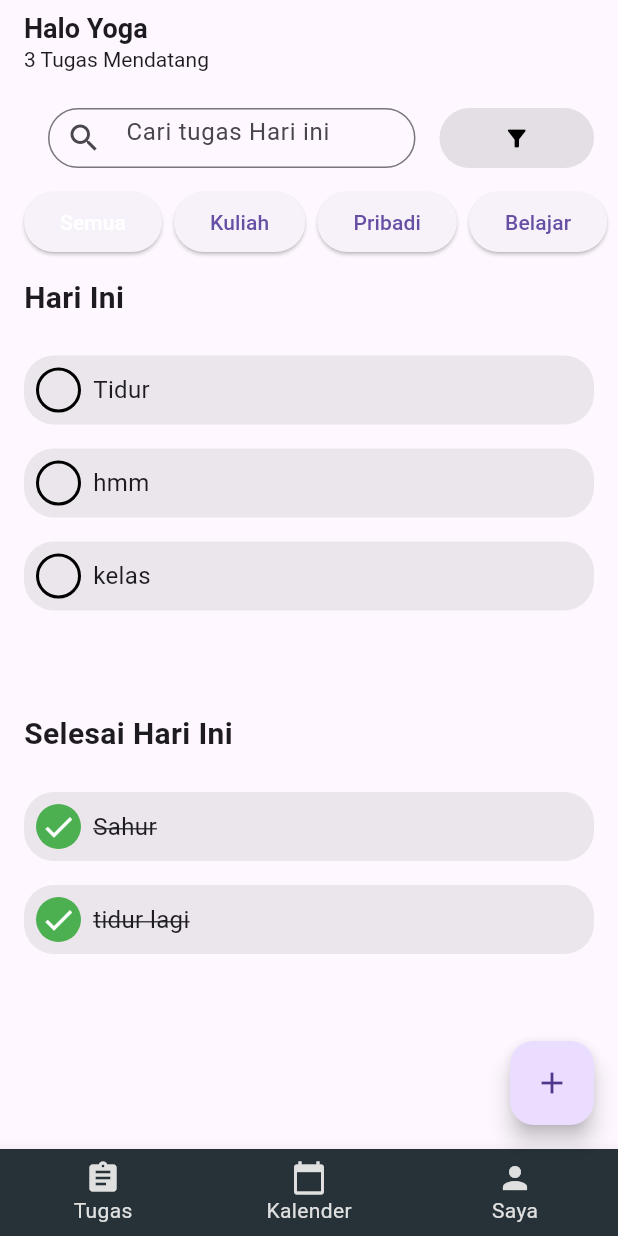
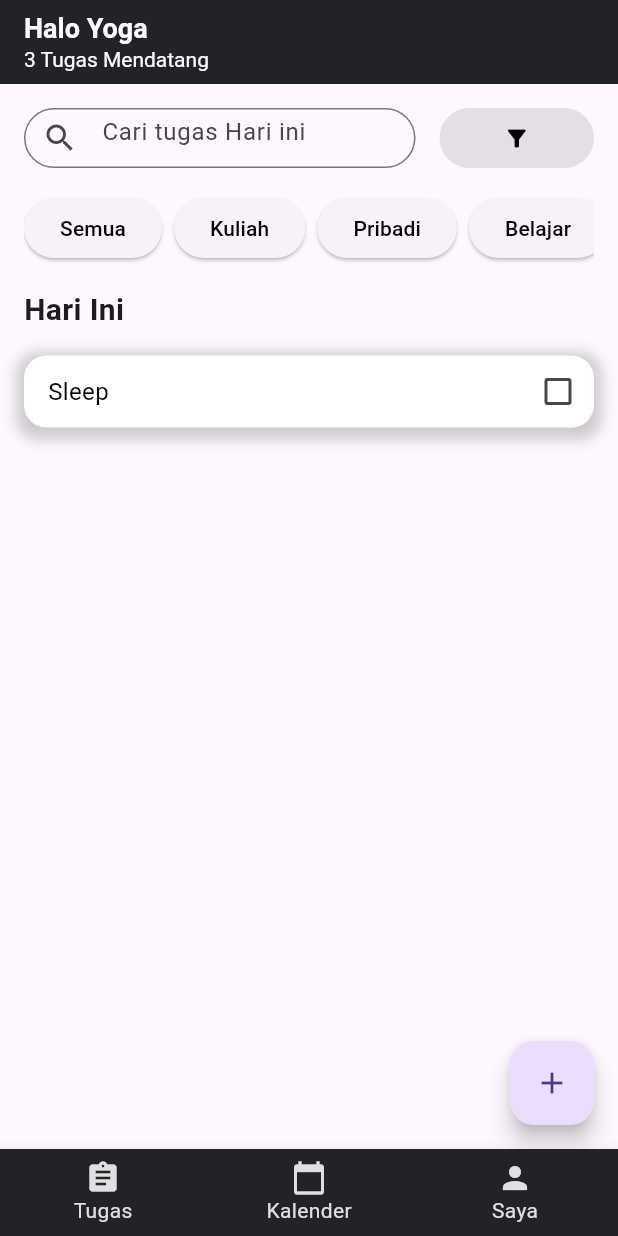
Before and after one commit to Drakkura/mobdev, a Flutter app: the Dashboard screen opened directly, on a phone screen of 412 x 824 dp. Run offline on Flutter 3.47's test engine with Material 3 defaults, Android fonts, the phone set to English and light mode, and no system bars; our stand-ins replace cloud_firestore, firebase_auth, firebase_core, flutter_rating_bar, get, hexcolor and 1 more; missing offline and left inert: mysql_client; accounts and stored records are empty.

Commit message:
update dashboard frontend

```diff
--- a/lib/view/dashboard.dart
+++ b/lib/view/dashboard.dart
@@ -1,5 +1,6 @@
 import 'package:flutter/material.dart';
 import 'package:login_sahabat_mahasiswa/view/widget/bottom.navigationbar.dart';
+import 'package:login_sahabat_mahasiswa/utils/colors.dart';
 
 class Dashboard extends StatefulWidget {
   const Dashboard({Key? key}) : super(key: key);
@@ -15,6 +16,7 @@ class _DashboardState extends State<Dashboard> {
     const String taskText = '3 Tugas Mendatang';
     return Scaffold(
       appBar: AppBar(
+        backgroundColor: GlobalColors.mainColor,
         automaticallyImplyLeading: false,
         title: const Column(
           crossAxisAlignment: CrossAxisAlignment.start,
@@ -24,12 +26,14 @@ class _DashboardState extends State<Dashboard> {
               style: TextStyle(
                 fontSize: 18.0,
                 fontWeight: FontWeight.bold,
+                color: Colors.white,
               ),
             ),
             Text(
               taskText,
               style: TextStyle(
                 fontSize: 14.0,
+                color: Colors.white,
               ),
             ),
           ],
@@ -43,11 +47,11 @@ class _DashboardState extends State<Dashboard> {
             SizedBox(
               height: 40,
               child: Row(
-    mainAxisAlignment: MainAxisAlignment.start, // Change alignment to start
+                mainAxisAlignment: MainAxisAlignment.start,
                 children: [
                   Expanded(
                     child: Padding(
-          padding: const EdgeInsets.symmetric(horizontal: 16.0),
+                      padding: const EdgeInsets.only(right: 8.0), // Adjust the padding as needed
                       child: TextField(
                         decoration: InputDecoration(
                           hintText: 'Cari tugas Hari ini',
@@ -59,7 +63,9 @@ class _DashboardState extends State<Dashboard> {
                       ),
                     ),
                   ),
-                  SizedBox(
+                  Padding(
+                    padding: const EdgeInsets.only(left: 8.0), // Adjust the padding as needed
+                    child: SizedBox(
                       width: MediaQuery.of(context).size.width / 4,
                       height: 40,
                       child: TextButton(
@@ -80,14 +86,15 @@ class _DashboardState extends State<Dashboard> {
                         ),
                       ),
                     ),
+                  ),
                 ],
               ),
+
             ),
             const SizedBox(height: 16),
-            SizedBox(
-              height: 40,
+            SingleChildScrollView(
+              scrollDirection: Axis.horizontal,
               child: Row(
-                mainAxisAlignment: MainAxisAlignment.center,
                 children: [
                   ElevatedButton(
                     onPressed: () {},
@@ -98,10 +105,10 @@ class _DashboardState extends State<Dashboard> {
                     ),
                     child: const Text(
                       'Semua',
-                      style: TextStyle(color: Colors.white),
+                      style: TextStyle(color: Colors.black),
                     ),
                   ),
-                  const SizedBox(width: 8.0),
+                  SizedBox(width: 8.0), // Gap between buttons
                   ElevatedButton(
                     onPressed: () {},
                     style: ElevatedButton.styleFrom(
@@ -109,9 +116,10 @@ class _DashboardState extends State<Dashboard> {
                         borderRadius: BorderRadius.circular(20.0),
                       ),
                     ),
-                    child: const Text('Kuliah'),
+                    child: const Text('Kuliah', style: TextStyle(color: Colors.black),
                     ),
-                  const SizedBox(width: 8.0),
+                  ),
+                  SizedBox(width: 8.0), // Gap between buttons
                   ElevatedButton(
                     onPressed: () {},
                     style: ElevatedButton.styleFrom(
@@ -119,9 +127,9 @@ class _DashboardState extends State<Dashboard> {
                         borderRadius: BorderRadius.circular(20.0),
                       ),
                     ),
-                    child: const Text('Pribadi'),
+                    child: const Text('Pribadi', style: TextStyle(color: Colors.black),),
                   ),
-                  const SizedBox(width: 8.0),
+                  SizedBox(width: 8.0), // Gap between buttons
                   ElevatedButton(
                     onPressed: () {},
                     style: ElevatedButton.styleFrom(
@@ -129,13 +137,13 @@ class _DashboardState extends State<Dashboard> {
                         borderRadius: BorderRadius.circular(20.0),
                       ),
                     ),
-                    child: const Text('Belajar'),
+                    child: const Text('Belajar', style: TextStyle(color: Colors.black),),
                   ),
                 ],
               ),
             ),
             const SizedBox(height: 16),
-            const Text(
+            Text(
               'Hari Ini',
               style: TextStyle(
                 fontSize: 20.0,
@@ -143,32 +151,44 @@ class _DashboardState extends State<Dashboard> {
               ),
             ),
             const SizedBox(height: 16),
+            Container(
+              padding: const EdgeInsets.only(left: 16, right: 0),
+              decoration: BoxDecoration(
+                color: Colors.white, // White-ish blue background color
+                borderRadius: BorderRadius.circular(15.0),
+                boxShadow: [
+                  BoxShadow(
+                    color: Colors.grey.withOpacity(0.5),
+                    spreadRadius: 5,
+                    blurRadius: 7,
+                    offset: Offset(0, 3), // changes position of shadow
+                  ),
+                ],
+              ),
+              child: Row(
+                mainAxisAlignment: MainAxisAlignment.spaceBetween,
+                children: [
                   Expanded(
-              child: ListView(
-                children: const [
-                  ScheduleItem(text: 'Tidur'),
-                  ScheduleItem(text: 'hmm'),
-                  ScheduleItem(text: 'kelas'),
+                    child: Padding(
+                      padding: const EdgeInsets.only(right: 8.0),
+                      child: Text(
+                        'Sleep', // Replace with your task or reminder text
+                        style: TextStyle(
+                          fontSize: 16.0,
+                          color: Colors.black,
+                        ),
+                      ),
+                    ),
+                  ),
+                  Checkbox(
+                    value: false, // Set the value to true if the task is done
+                    onChanged: (bool? value) {},
+                  ),
                 ],
               ),
             ),
-            const SizedBox(height: 16),
-            const Text(
-              'Selesai Hari Ini',
-              style: TextStyle(
-                fontSize: 20.0,
-                fontWeight: FontWeight.bold,
-              ),
-            ),
-            const SizedBox(height: 16),
-            Expanded(
-              child: ListView(
-                children: const [
-                  CompletedItem(text: 'Sahur'),
-                  CompletedItem(text: 'tidur lagi'),
-                ],
-              ),
-            ),
+
+
           ],
         ),
       ),
@@ -194,10 +214,19 @@ class _DashboardState extends State<Dashboard> {
                         ),
                         const SizedBox(height: 16),
                         ElevatedButton(
-                          onPressed: () {
-                            Navigator.pop(context);
-                          },
-                          child: const Text('Add Task'),
+                          onPressed: () {},
+                          style: ElevatedButton.styleFrom(
+                            backgroundColor: Colors.deepPurple, // Example color
+                            shape: RoundedRectangleBorder(
+                              borderRadius: BorderRadius.circular(30.0),
+                            ),
+                            elevation: 4.0, // Adds some depth
+                            shadowColor: Colors.deepPurpleAccent,
+                          ),
+                          child: const Text(
+                            'Add Task',
+                            style: TextStyle(color: Colors.white),
+                          ),
                         ),
                       ],
                     ),
--- a/lib/view/widget/bottom.navigationbar.dart
+++ b/lib/view/widget/bottom.navigationbar.dart
@@ -1,4 +1,5 @@
 import 'package:flutter/material.dart';
+import 'package:login_sahabat_mahasiswa/utils/colors.dart';
 import 'package:login_sahabat_mahasiswa/view/dashboard.dart';
 import 'package:login_sahabat_mahasiswa/view/calendar.dart';
 import 'package:login_sahabat_mahasiswa/settings/setting.dart';
@@ -16,7 +17,7 @@ class _CustomBottomNavigationBarState extends State<CustomBottomNavigationBar> {
   @override
   Widget build(BuildContext context) {
     return BottomNavigationBar(
-      backgroundColor: Colors.blueGrey[900],
+      backgroundColor: GlobalColors.mainColor,
       selectedItemColor: Colors.grey[300],
       unselectedItemColor: Colors.grey[300],
       currentIndex: _selectedIndex,
```
Lines whose indentation alone changed are shown as unchanged.
